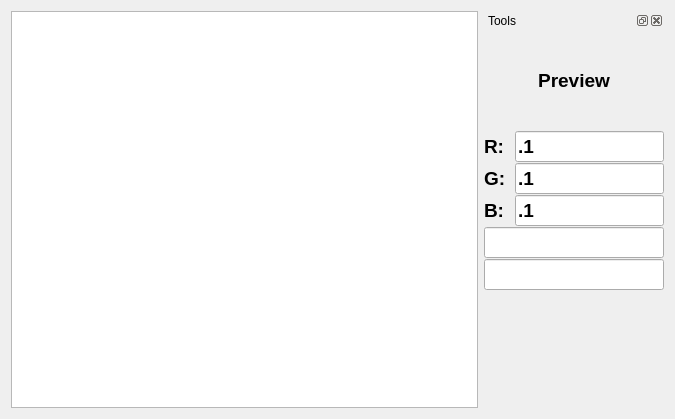
Qt form ImageColorPicker.ui (LeStahL/ImageColorPicker) before a commit.
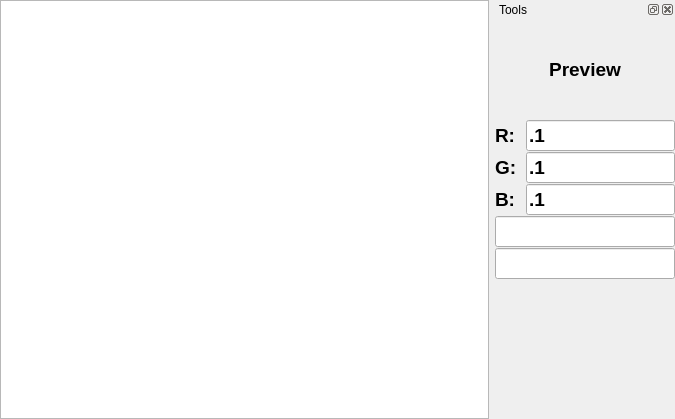
The same form after that commit.

Patch:
```diff
--- a/ImageColorPicker.ui
+++ b/ImageColorPicker.ui
@@ -14,6 +14,18 @@
    <string>Form</string>
   </property>
   <layout class="QHBoxLayout" name="horizontalLayout_6">
+   <property name="leftMargin">
+    <number>0</number>
+   </property>
+   <property name="topMargin">
+    <number>0</number>
+   </property>
+   <property name="rightMargin">
+    <number>0</number>
+   </property>
+   <property name="bottomMargin">
+    <number>0</number>
+   </property>
    <item>
     <widget class="QGraphicsView" name="graphicsView">
      <property name="sizePolicy">
```
